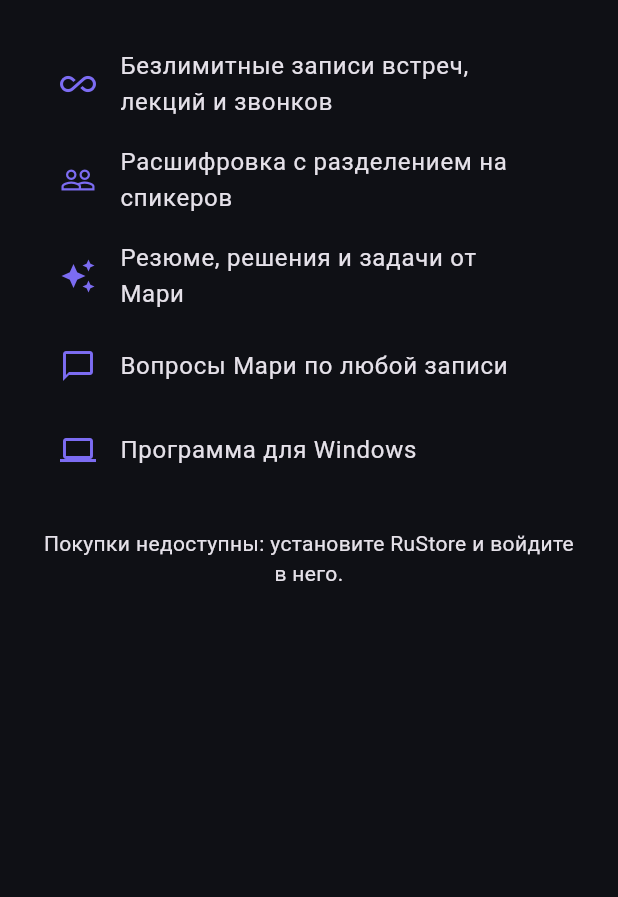
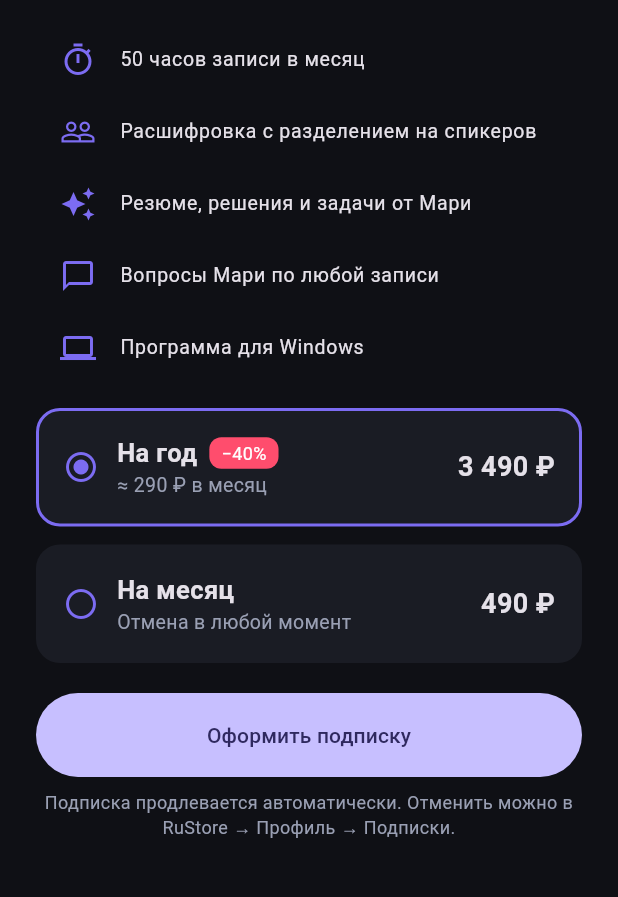
Before and after one commit to a-eduard/sum-mary, a Flutter app: the PaywallScreen screen opened directly, on a phone screen of 412 x 824 dp, the part 294-1191 px from its top. Run offline on Flutter 3.47's test engine with Material 3 defaults, Android fonts, the phone set to English and light mode, and no system bars; our stand-ins replace audioplayers, file_picker, permission_handler, share_plus, supabase_flutter; missing offline and left inert: flutter_rustore_pay, record; accounts and stored records are empty.

Commit message:
sync
Co-Authored-By: Claude Opus 5.5 <noreply@anthropic.com>

```diff
--- a/app/lib/config.dart
+++ b/app/lib/config.dart
@@ -8,8 +8,10 @@ class AppConfig {
   static const apiUrl =
       String.fromEnvironment('API_URL', defaultValue: 'https://api.sum-mary.ru');
 
-  /// ID подписки в консоли RuStore
-  static const proProductId = 'sammari_pro_month';
+  /// ID подписок в консоли RuStore
+  static const proMonthId = 'sammari_pro_month';
+  static const proYearId = 'sammari_pro_year';
+  static const proHoursLimit = 50;
   static const privacyUrl = 'https://sum-mary.ru/privacy';
   static const termsUrl = 'https://sum-mary.ru/terms';
 }
--- a/app/lib/models.dart
+++ b/app/lib/models.dart
@@ -113,6 +113,8 @@ class Profile {
         secondsUsed = m['seconds_used'] ?? 0;
 
   bool get isPro => plan == 'pro' && (planExpiresAt == null || planExpiresAt!.isAfter(DateTime.now()));
+  /// Лимит в минутах с учётом тарифа (Pro — 50 часов в месяц).
+  int get effectiveLimit => isPro ? 3000 : minutesLimit;
   int get minutesUsed => (secondsUsed / 60).ceil();
 }
 
--- a/app/lib/screens/paywall_screen.dart
+++ b/app/lib/screens/paywall_screen.dart
@@ -1,5 +1,6 @@
 import 'package:flutter/material.dart';
 
+import '../config.dart';
 import '../services/billing.dart';
 import '../services/repo.dart';
 import '../theme.dart';
@@ -12,28 +13,31 @@ class PaywallScreen extends StatefulWidget {
 }
 
 class _PaywallScreenState extends State<PaywallScreen> {
-  String? _price;
-  bool _available = false, _busy = false;
+  Map<String, String> _prices = {};
+  bool _available = false, _loading = true, _busy = false;
+  String _selected = AppConfig.proYearId;
 
   @override
   void initState() {
     super.initState();
-    () async {
-      final a = await Billing.available();
-      final p = a ? await Billing.priceLabel() : null;
-      if (mounted) {
-        setState(() {
-          _available = a;
-          _price = p;
-        });
-      }
-    }();
+    _init();
+  }
+
+  Future<void> _init() async {
+    final a = await Billing.available();
+    final p = a ? await Billing.prices() : <String, String>{};
+    if (!mounted) return;
+    setState(() {
+      _available = a;
+      _prices = p;
+      _loading = false;
+    });
   }
 
   Future<void> _buy() async {
     setState(() => _busy = true);
     try {
-      final ok = await Billing.buyPro(userId: Repo.uid, email: sb.auth.currentUser?.email);
+      final ok = await Billing.buyPro(productId: _selected, userId: Repo.uid, email: sb.auth.currentUser?.email);
       if (ok && mounted) Navigator.pop(context, true);
     } catch (e) {
       if (mounted) ScaffoldMessenger.of(context).showSnackBar(SnackBar(content: Text('Оплата не прошла: $e')));
@@ -42,10 +46,47 @@ class _PaywallScreenState extends State<PaywallScreen> {
     }
   }
 
+  Widget _plan(String id, String title, String fallbackPrice, String note, {String? badge}) {
+    final sel = _selected == id;
+    return GestureDetector(
+      onTap: () => setState(() => _selected = id),
+      child: Container(
+        margin: const EdgeInsets.only(bottom: 12),
+        padding: const EdgeInsets.all(16),
+        decoration: BoxDecoration(
+          color: AppColors.card,
+          borderRadius: BorderRadius.circular(16),
+          border: Border.all(color: sel ? AppColors.accent : Colors.transparent, width: 2),
+        ),
+        child: Row(children: [
+          Icon(sel ? Icons.radio_button_checked : Icons.radio_button_off, color: AppColors.accent),
+          const SizedBox(width: 12),
+          Expanded(
+            child: Column(crossAxisAlignment: CrossAxisAlignment.start, children: [
+              Row(children: [
+                Text(title, style: const TextStyle(fontSize: 17, fontWeight: FontWeight.w600)),
+                if (badge != null) ...[
+                  const SizedBox(width: 8),
+                  Container(
+                    padding: const EdgeInsets.symmetric(horizontal: 8, vertical: 2),
+                    decoration: BoxDecoration(color: AppColors.record, borderRadius: BorderRadius.circular(8)),
+                    child: Text(badge, style: const TextStyle(fontSize: 12, color: Colors.white)),
+                  ),
+                ],
+              ]),
+              Text(note, style: const TextStyle(color: AppColors.muted, fontSize: 13)),
+            ]),
+          ),
+          Text(_prices[id] ?? fallbackPrice, style: const TextStyle(fontSize: 18, fontWeight: FontWeight.bold)),
+        ]),
+      ),
+    );
+  }
+
   @override
   Widget build(BuildContext context) {
     const features = [
-      (Icons.all_inclusive, 'Безлимитные записи встреч, лекций и звонков'),
+      (Icons.timer_outlined, '50 часов записи в месяц'),
       (Icons.people_outline, 'Расшифровка с разделением на спикеров'),
       (Icons.auto_awesome, 'Резюме, решения и задачи от Мари'),
       (Icons.chat_bubble_outline, 'Вопросы Мари по любой записи'),
@@ -57,22 +98,29 @@ class _PaywallScreenState extends State<PaywallScreen> {
         const Icon(Icons.workspace_premium, size: 64, color: AppColors.accent),
         const SizedBox(height: 12),
         const Text('СамМари Pro', textAlign: TextAlign.center, style: TextStyle(fontSize: 28, fontWeight: FontWeight.bold)),
-        const SizedBox(height: 24),
+        const SizedBox(height: 16),
         for (final (icon, text) in features)
-          ListTile(leading: Icon(icon, color: AppColors.accent), title: Text(text)),
-        const SizedBox(height: 24),
-        if (!Billing.supported)
+          ListTile(dense: true, leading: Icon(icon, color: AppColors.accent), title: Text(text)),
+        const SizedBox(height: 16),
+        if (_loading)
+          const Center(child: CircularProgressIndicator())
+        else if (!Billing.supported)
           const Text('Оформить подписку можно в Android-приложении из RuStore.', textAlign: TextAlign.center)
         else if (!_available)
           const Text('Покупки недоступны: установите RuStore и войдите в него.', textAlign: TextAlign.center)
-        else
+        else ...[
+          _plan(AppConfig.proYearId, 'На год', '3 490 ₽', '≈ 290 ₽ в месяц', badge: '−40%'),
+          _plan(AppConfig.proMonthId, 'На месяц', '490 ₽', 'Отмена в любой момент'),
+          const SizedBox(height: 8),
           FilledButton(
             onPressed: _busy ? null : _buy,
             style: FilledButton.styleFrom(minimumSize: const Size.fromHeight(56)),
-            child: _busy
-                ? const CircularProgressIndicator()
-                : Text(_price == null ? 'Оформить подписку' : 'Оформить за $_price в месяц'),
+            child: _busy ? const CircularProgressIndicator() : const Text('Оформить подписку'),
           ),
+          const SizedBox(height: 8),
+          const Text('Подписка продлевается автоматически. Отменить можно в RuStore → Профиль → Подписки.',
+              textAlign: TextAlign.center, style: TextStyle(color: AppColors.muted, fontSize: 12)),
+        ],
       ]),
     );
   }
--- a/app/lib/services/billing.dart
+++ b/app/lib/services/billing.dart
@@ -21,22 +21,23 @@ class Billing {
     }
   }
 
-  /// Цена подписки для экрана оплаты, например «299 ₽».
-  static Future<String?> priceLabel() async {
-    if (!supported) return null;
+  /// Цены подписок для экрана оплаты: {productId: «490 ₽»}.
+  static Future<Map<String, String>> prices() async {
+    if (!supported) return {};
     try {
-      final products = await RuStorePayClient.instance.productInteractor.getProducts([AppConfig.proProductId]);
-      return products.isEmpty ? null : products.first.amountLabel;
+      final products = await RuStorePayClient.instance.productInteractor
+          .getProducts([AppConfig.proMonthId, AppConfig.proYearId]);
+      return {for (final p in products) p.productId: p.amountLabel};
     } catch (_) {
-      return null;
+      return {};
     }
   }
 
   /// Покупка. Возвращает true, если оплата прошла и сервер подтвердил подписку.
-  static Future<bool> buyPro({required String userId, String? email}) async {
+  static Future<bool> buyPro({required String productId, required String userId, String? email}) async {
     try {
       final res = await RuStorePayClient.instance.purchaseInteractor.purchase(
-        AppConfig.proProductId,
+        productId,
         appUserId: userId,
         appUserEmail: email,
       );
```
Also changed, not shown: app/lib/screens/settings_screen.dart (+9 -9 lines), 5 other files.
